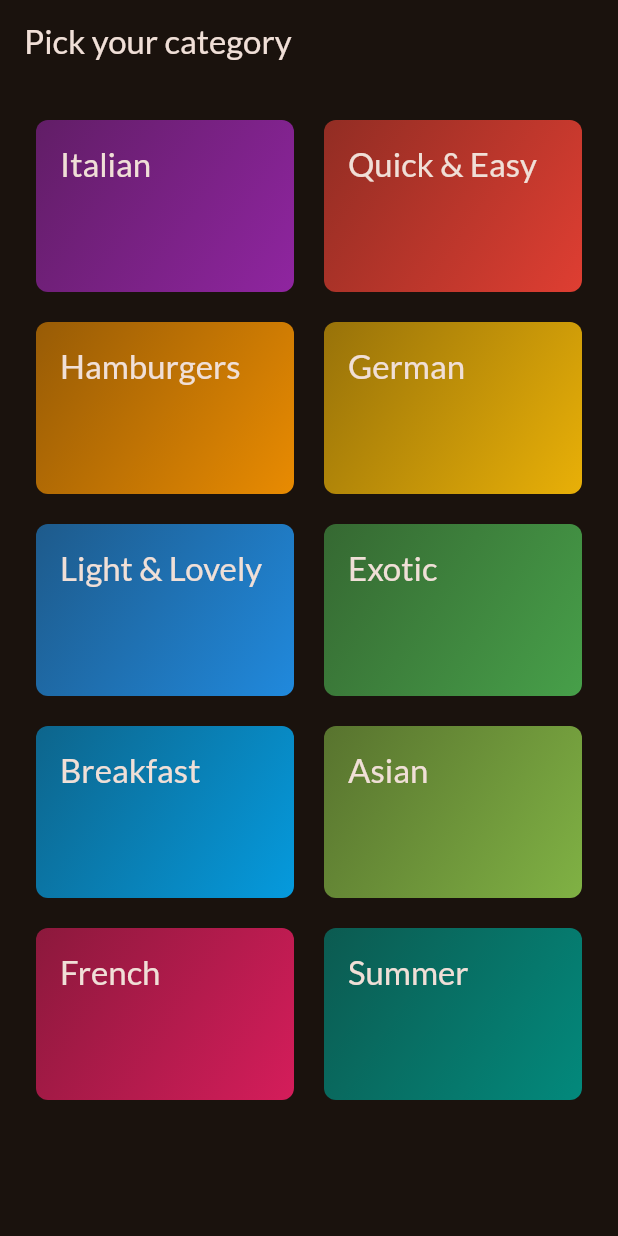
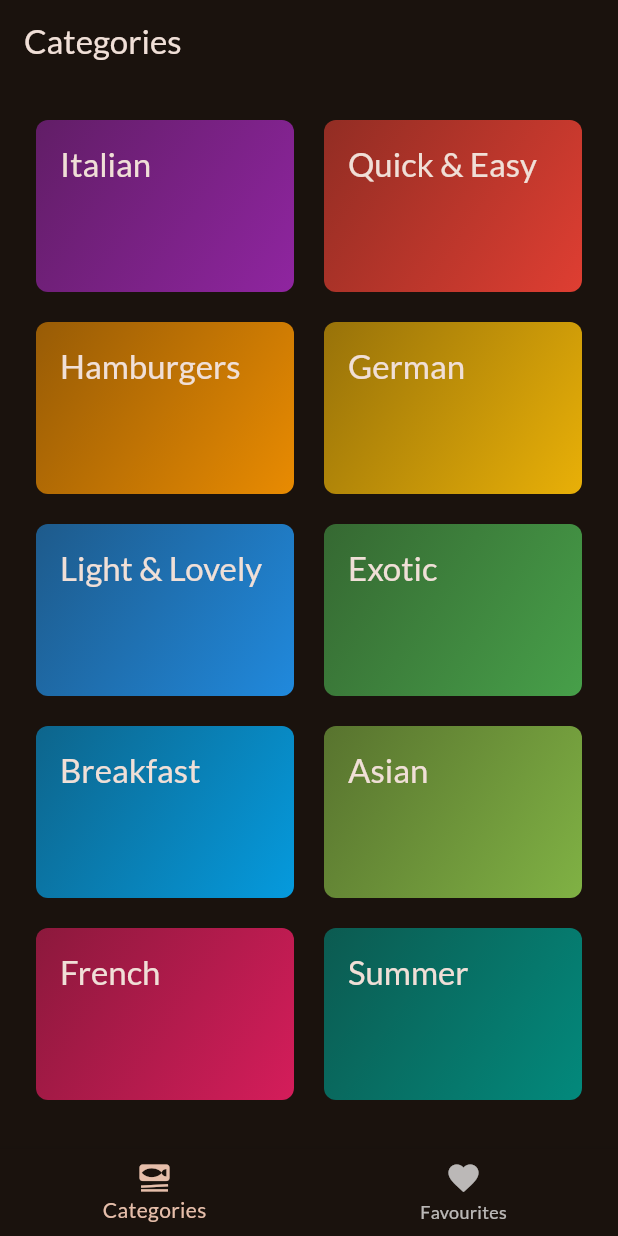
Before and after one commit to themaverick27/meals-app-flutter, a Flutter app: the screen it shows after launch, on a phone screen of 412 x 824 dp. Run offline on Flutter 3.47's test engine with Material 3 defaults, Android fonts, the phone set to English and light mode, and no system bars; our stand-ins replace google_fonts, transparent_image.

Commit message:
added tab based navigation for categories and favourites screen

```diff
--- a/lib/main.dart
+++ b/lib/main.dart
@@ -1,6 +1,6 @@
 import 'package:flutter/material.dart';
 import 'package:google_fonts/google_fonts.dart';
-import 'package:meals_app/screens/categories_screen.dart';
+import 'package:meals_app/screens/tabs.dart';
 
 final theme = ThemeData(
   useMaterial3: true,
@@ -22,7 +22,7 @@
   Widget build(BuildContext context) {
     return MaterialApp(
       theme: theme,
-      home: CategoriesScreen(),
+      home: TabsScreen(),
     );
   }
 }
--- a/lib/screens/categories_screen.dart
+++ b/lib/screens/categories_screen.dart
@@ -27,11 +27,7 @@
 
   @override
   Widget build(BuildContext context) {
-    return Scaffold(
-      appBar: AppBar(
-        title: Text("Pick your category"),
-      ),
-      body: GridView(
+    return GridView(
       padding: EdgeInsets.all(24),
       gridDelegate: const SliverGridDelegateWithFixedCrossAxisCount(
         crossAxisCount: 2,
@@ -48,7 +44,6 @@
             },
           ),
       ],
-      ),
     );
   }
 }
--- /dev/null
+++ b/lib/screens/tabs.dart
@@ -0,0 +1,47 @@
+import 'package:flutter/material.dart';
+import 'package:meals_app/screens/categories_screen.dart';
+import 'package:meals_app/screens/meals.dart';
+
+class TabsScreen extends StatefulWidget {
+  const TabsScreen({super.key});
+
+  @override
+  State<TabsScreen> createState() {
+    return _TabsScreenState();
+  }
+}
+
+class _TabsScreenState extends State<TabsScreen> {
+  int _selectedPageIndex = 0;
+
+  void _selectPage(int index) {
+    setState(() {
+      _selectedPageIndex = index;
+    });
+  }
+
+  @override
+  Widget build(BuildContext context) {
+    Widget activePage = const CategoriesScreen();
+    var activePageTitle = 'Categories';
+
+    if(_selectedPageIndex == 1) {
+      activePage = const Meals(meals: []);
+      activePageTitle = 'Favourites';
+    }
+
+    return Scaffold(
+      appBar: AppBar(
+        title: Text(activePageTitle),
+      ),
+      body: activePage,
+      bottomNavigationBar: BottomNavigationBar(
+        onTap: _selectPage,
+        currentIndex: _selectedPageIndex,
+        items: const [
+          BottomNavigationBarItem(icon: Icon(Icons.set_meal), label: 'Categories'),
+          BottomNavigationBarItem(icon: Icon(Icons.favorite), label: 'Favourites'),
+        ],),
+    );
+  }
+}
```
Also changed, not shown: lib/screens/meals.dart (+7 -3 lines). Lines whose indentation alone changed are shown as unchanged.
